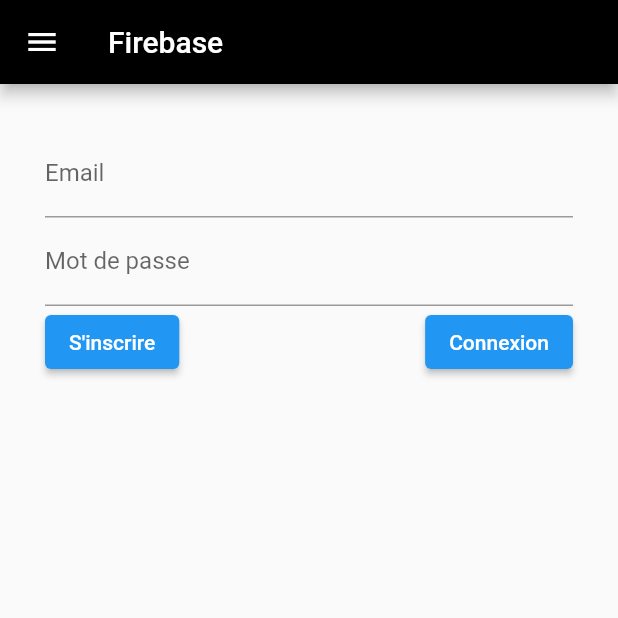
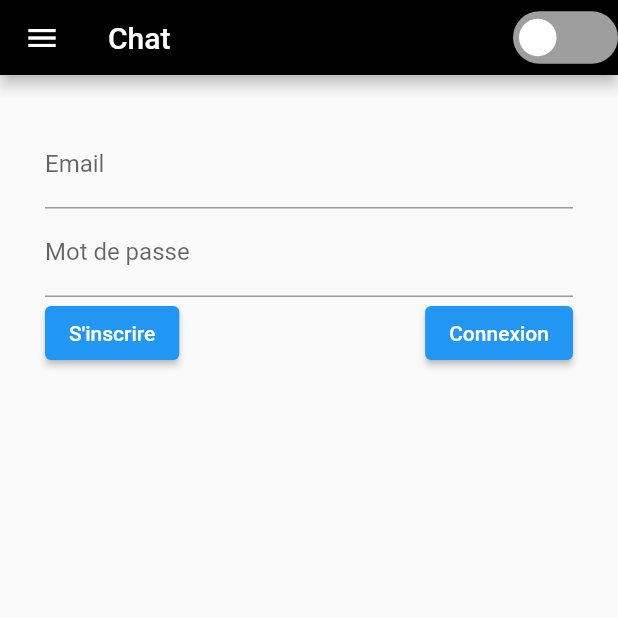
Before and after one commit to Nononolan45/flutter_firebase, a Flutter app: the screen it shows after launch, on a phone screen of 412 x 824 dp, the top half of it. Run offline on Flutter 3.47's test engine with Material 2 defaults, Android fonts, the phone set to English and light mode, and no system bars; drawn by our look-alikes of flutter_switch; our stand-ins replace cloud_firestore, firebase_auth, firebase_core; accounts and stored records are empty.

Commit message:
appbar color ok

```diff
--- a/lib/main.dart
+++ b/lib/main.dart
@@ -5,6 +5,8 @@ import 'package:firebase/pages/inscription.dart';
 import 'package:firebase_core/firebase_core.dart';
 import 'package:firebase/functions/Firestore.dart';
 import 'globals.dart' as globals;
+import 'package:firebase/pages/AppBar.dart';
+
 
 
 
@@ -47,12 +49,7 @@ class _MyHomePageState extends State<MyHomePage> {
   @override
   Widget build(BuildContext context) {
     return Scaffold(
-      appBar: AppBar(
-        // Here we take the value from the MyHomePage object that was created by
-        // the App.build method, and use it to set our appbar title.
-        title: Text(widget.title),
-        backgroundColor: Colors.black,
-      ),
+      appBar: AppBarBase(),
       body: body(),
       drawer: Drawer(
         child: ListView(
--- a/lib/pages/AppBar.dart
+++ b/lib/pages/AppBar.dart
@@ -3,7 +3,24 @@ import 'package:flutter/material.dart';
 import 'package:flutter_switch/flutter_switch.dart';
 
 
-dynamic AppBar(
+class AppBarBase extends StatefulWidget  implements PreferredSizeWidget {
+  const AppBarBase({Key? key}) : super(key: key);
+
+  @override
+  _AppBarBaseState createState() => _AppBarBaseState();
+
+  @override
+  Size get preferredSize => new Size.fromHeight(50);
+}
+
+class _AppBarBaseState extends State<AppBarBase> {
+
+  bool isSwitchOn = false;
+  var colorAppBar = Colors.black;
+
+  @override
+  Widget build(BuildContext context) {
+    return AppBar(
       title: Text("Chat"),
       backgroundColor: colorAppBar,
       actions: [
@@ -22,4 +39,9 @@ colorAppBar = Colors.red;
           },
         ),
       ],
-),
+    );
+  }
+
+  @override
+  Size get preferredSize => new Size.fromHeight(50);
+}
```
Also changed, not shown: lib/pages/chatPage.dart (+3 -23 lines), lib/pages/profil.dart (+3 -4 lines). Lines whose indentation alone changed are shown as unchanged.
